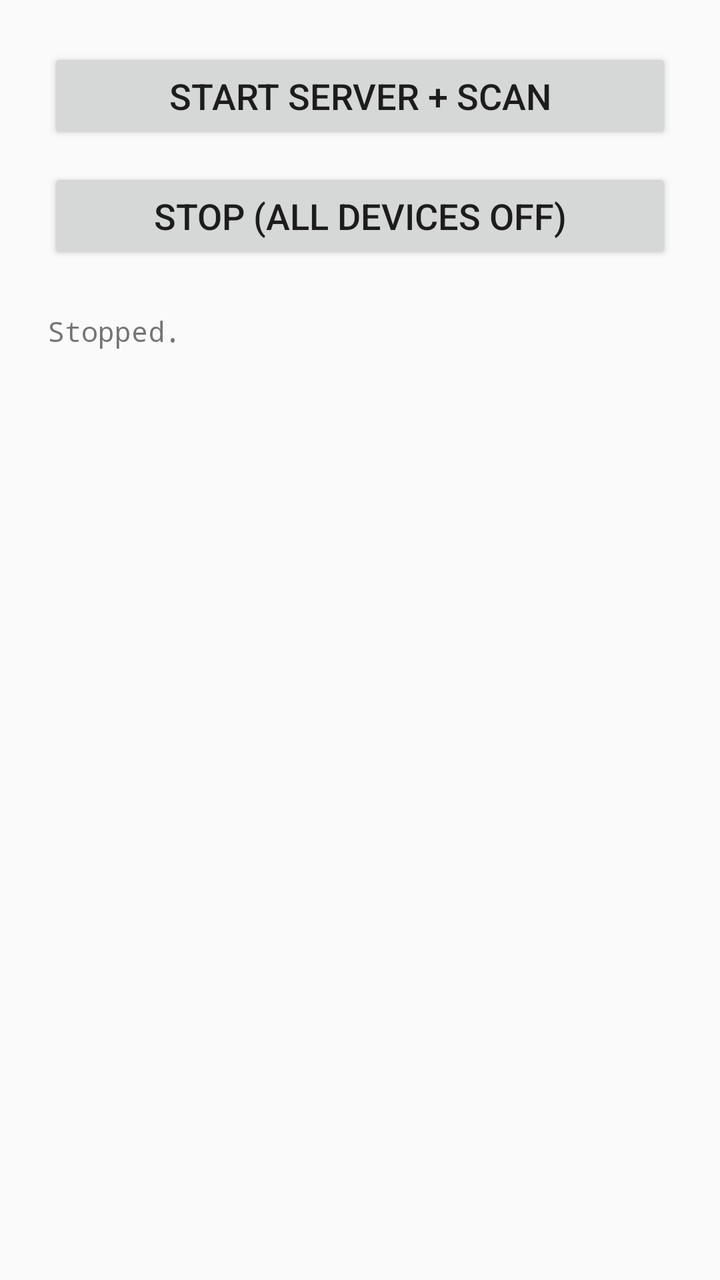
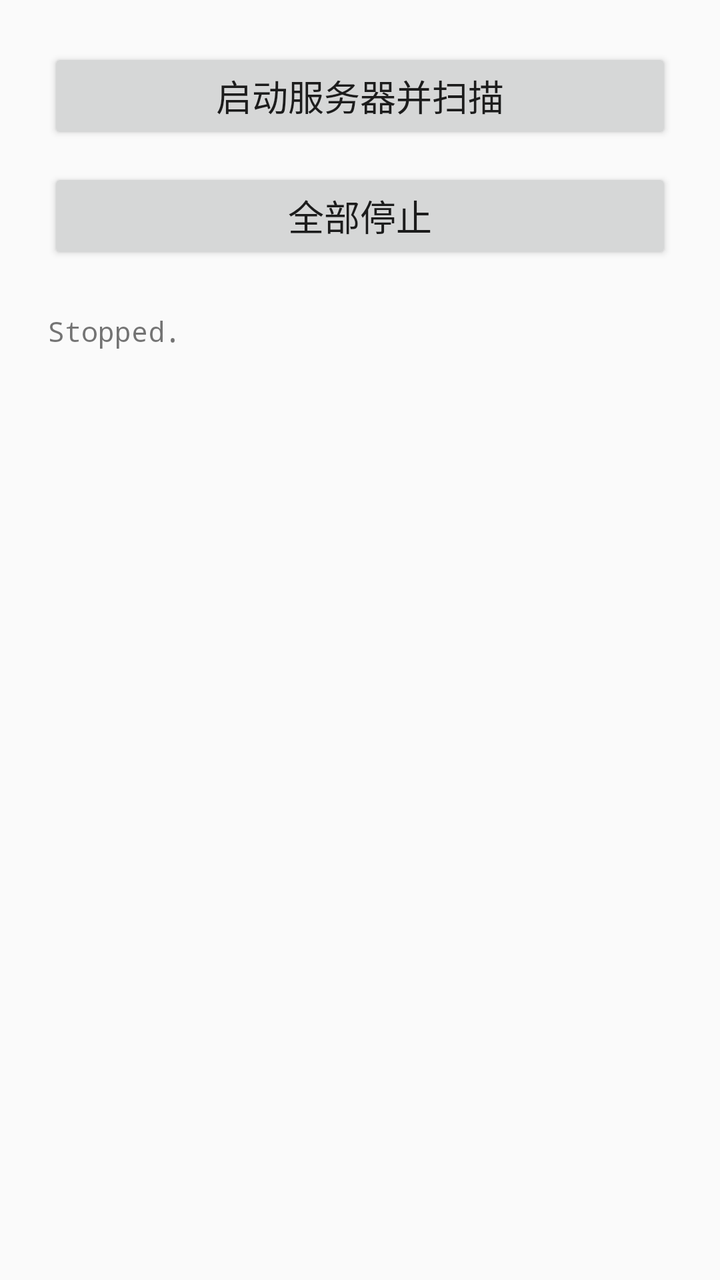

Before-and-after screenshots of an Android layout around one commit, followed by the original layout XML and the change that was made.
<!-- AndroidManifest.xml: application theme Theme.AppCompat.Light -->
<!-- res/layout/activity_main.xml -->
<?xml version="1.0" encoding="utf-8"?>
<LinearLayout xmlns:android="http://schemas.android.com/apk/res/android"
    android:layout_width="match_parent"
    android:layout_height="match_parent"
    android:orientation="vertical"
    android:padding="24dp">

    <Button
        android:id="@+id/btnStart"
        android:layout_width="match_parent"
        android:layout_height="wrap_content"
        android:text="Start Server + Scan"
        android:textSize="18sp" />

    <Button
        android:id="@+id/btnStop"
        android:layout_width="match_parent"
        android:layout_height="wrap_content"
        android:text="Stop (all devices off)"
        android:textSize="18sp"
        android:layout_marginTop="12dp" />

    <TextView
        android:id="@+id/tvStatus"
        android:layout_width="match_parent"
        android:layout_height="wrap_content"
        android:layout_marginTop="24dp"
        android:fontFamily="monospace"
        android:textSize="14sp"
        android:text="Stopped." />

</LinearLayout>
<!-- resources referenced by this layout -->
<resources>

</resources>

<!-- the commit's change to res/layout/activity_main.xml (unified diff, before → after) -->
@@ -9,14 +9,14 @@
         android:id="@+id/btnStart"
         android:layout_width="match_parent"
         android:layout_height="wrap_content"
-        android:text="Start Server + Scan"
+        android:text="启动服务器并扫描"
         android:textSize="18sp" />
 
     <Button
         android:id="@+id/btnStop"
         android:layout_width="match_parent"
         android:layout_height="wrap_content"
-        android:text="Stop (all devices off)"
+        android:text="全部停止"
         android:textSize="18sp"
         android:layout_marginTop="12dp" />
 
